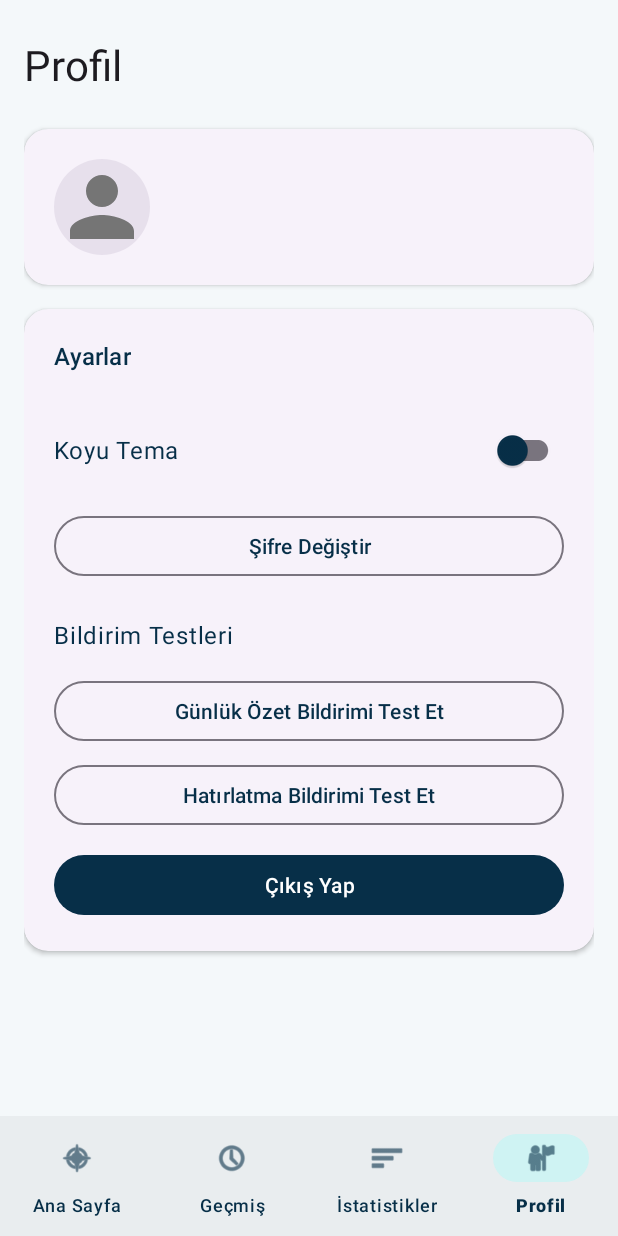
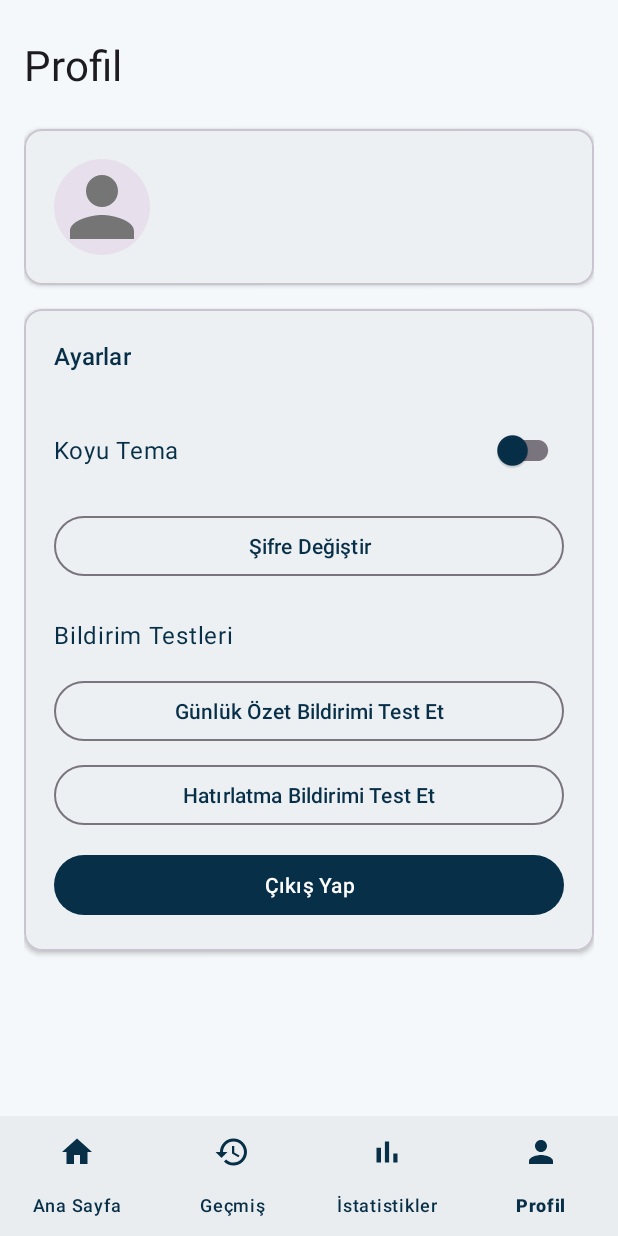
Before and after one commit to blldlgc/real-or-ai-face, an Android app: the screen it shows after launch once a user with an empty profile is signed in (MainActivity), item 4 of the bottom bar chosen, on a phone screen of 412 x 824 dp. Run offline under Robolectric (Android 15) with nearby library versions, the phone set to English and light mode, and no system bars; our stand-ins replace Firebase (no records; nobody signed in at launch, a user with empty details on screens opened directly); libraries missing offline, so code that uses them is left out: com.github.mikephil.charting, org.tensorflow.lite; pictures from the network do not load; 3 statements that could not run were skipped.

Commit message:
some improvements

```diff
--- /dev/null
+++ b/app/src/main/res/drawable/ic_bar_chart_24.xml
@@ -0,0 +1,5 @@
+<vector xmlns:android="http://schemas.android.com/apk/res/android" android:height="24dp" android:tint="#000000" android:viewportHeight="24" android:viewportWidth="24" android:width="24dp">
+
+    <path android:fillColor="@android:color/white" android:pathData="M5,9.2h3L8,19L5,19zM10.6,5h2.8v14h-2.8zM16.2,13L19,13v6h-2.8z"/>
+
+</vector>
--- /dev/null
+++ b/app/src/main/res/drawable/ic_history_24.xml
@@ -0,0 +1,5 @@
+<vector xmlns:android="http://schemas.android.com/apk/res/android" android:height="24dp" android:tint="#000000" android:viewportHeight="24" android:viewportWidth="24" android:width="24dp">
+
+    <path android:fillColor="@android:color/white" android:pathData="M13,3c-4.97,0 -9,4.03 -9,9L1,12l3.89,3.89 0.07,0.14L9,12L6,12c0,-3.87 3.13,-7 7,-7s7,3.13 7,7 -3.13,7 -7,7c-1.93,0 -3.68,-0.79 -4.94,-2.06l-1.42,1.42C8.27,19.99 10.51,21 13,21c4.97,0 9,-4.03 9,-9s-4.03,-9 -9,-9zM12,8v5l4.28,2.54 0.72,-1.21 -3.5,-2.08L13.5,8L12,8z"/>
+
+</vector>
--- /dev/null
+++ b/app/src/main/res/drawable/ic_home_24.xml
@@ -0,0 +1,5 @@
+<vector xmlns:android="http://schemas.android.com/apk/res/android" android:height="24dp" android:tint="#000000" android:viewportHeight="24" android:viewportWidth="24" android:width="24dp">
+
+    <path android:fillColor="@android:color/white" android:pathData="M10,20v-6h4v6h5v-8h3L12,3 2,12h3v8z"/>
+
+</vector>
--- /dev/null
+++ b/app/src/main/res/drawable/ic_person_24.xml
@@ -0,0 +1,5 @@
+<vector xmlns:android="http://schemas.android.com/apk/res/android" android:height="24dp" android:tint="#000000" android:viewportHeight="24" android:viewportWidth="24" android:width="24dp">
+
+    <path android:fillColor="@android:color/white" android:pathData="M12,12c2.21,0 4,-1.79 4,-4s-1.79,-4 -4,-4 -4,1.79 -4,4 1.79,4 4,4zM12,14c-2.67,0 -8,1.34 -8,4v2h16v-2c0,-2.66 -5.33,-4 -8,-4z"/>
+
+</vector>
--- a/app/src/main/res/layout/activity_main.xml
+++ b/app/src/main/res/layout/activity_main.xml
@@ -33,6 +33,8 @@
         app:labelVisibilityMode="labeled"
         app:itemIconTint="?attr/colorPrimary"
         app:itemTextColor="?attr/colorPrimary"
+        app:itemRippleColor="@android:color/transparent"
+        app:itemActiveIndicatorStyle="@null"
         app:menu="@menu/bottom_navigation_menu" />
 
 </androidx.coordinatorlayout.widget.CoordinatorLayout>
--- a/app/src/main/res/layout/dialog_image_viewer.xml
+++ b/app/src/main/res/layout/dialog_image_viewer.xml
@@ -1,6 +1,7 @@
 <?xml version="1.0" encoding="utf-8"?>
 <androidx.constraintlayout.widget.ConstraintLayout xmlns:android="http://schemas.android.com/apk/res/android"
     xmlns:app="http://schemas.android.com/apk/res-auto"
+    xmlns:tools="http://schemas.android.com/tools"
     android:layout_width="match_parent"
     android:layout_height="match_parent"
     android:background="@android:color/transparent"
@@ -37,10 +38,11 @@
         android:layout_width="48dp"
         android:layout_height="48dp"
         android:layout_margin="16dp"
+        android:layout_marginEnd="32dp"
+        app:cardBackgroundColor="?attr/colorSurface"
         app:cardCornerRadius="24dp"
         app:cardElevation="4dp"
-        app:cardBackgroundColor="?attr/colorSurface"
-        app:layout_constraintTop_toTopOf="parent"
+        app:layout_constraintBottom_toTopOf="@+id/imageCard"
         app:layout_constraintEnd_toEndOf="parent">
 
         <ImageButton
--- a/app/src/main/res/layout/fragment_profile.xml
+++ b/app/src/main/res/layout/fragment_profile.xml
@@ -30,9 +30,9 @@
             android:layout_width="match_parent"
             android:layout_height="wrap_content"
             android:layout_marginTop="16dp"
-            app:cardCornerRadius="16dp"
+            app:cardCornerRadius="12dp"
             app:cardElevation="2dp"
-            style="@style/Widget.Material3.CardView.Elevated">
+            >
 
             <LinearLayout
                 android:layout_width="match_parent"
@@ -83,9 +83,8 @@
             android:layout_width="match_parent"
             android:layout_height="wrap_content"
             android:layout_marginTop="16dp"
-            app:cardCornerRadius="16dp"
-            app:cardElevation="2dp"
-            style="@style/Widget.Material3.CardView.Elevated">
+            app:cardCornerRadius="12dp"
+            app:cardElevation="2dp">
 
             <LinearLayout
                 android:layout_width="match_parent"
--- a/app/src/main/res/menu/bottom_navigation_menu.xml
+++ b/app/src/main/res/menu/bottom_navigation_menu.xml
@@ -2,21 +2,21 @@
 <menu xmlns:android="http://schemas.android.com/apk/res/android">
     <item
         android:id="@+id/navigation_home"
-        android:icon="@android:drawable/ic_menu_compass"
+        android:icon="@drawable/ic_home_24"
         android:title="Ana Sayfa" />
 
     <item
         android:id="@+id/navigation_history"
-        android:icon="@android:drawable/ic_menu_recent_history"
+        android:icon="@drawable/ic_history_24"
         android:title="Geçmiş" />
 
     <item
         android:id="@+id/navigation_stats"
-        android:icon="@android:drawable/ic_menu_sort_by_size"
+        android:icon="@drawable/ic_bar_chart_24"
         android:title="İstatistikler" />
 
     <item
         android:id="@+id/navigation_profile"
-        android:icon="@android:drawable/ic_menu_myplaces"
+        android:icon="@drawable/ic_person_24"
         android:title="Profil" />
 </menu>
```
Also changed, not shown: app/src/main/res/layout/fragment_home.xml (+10 -1 lines), app/src/main/res/layout/fragment_stats.xml (+10 -15 lines), 1 other file.
